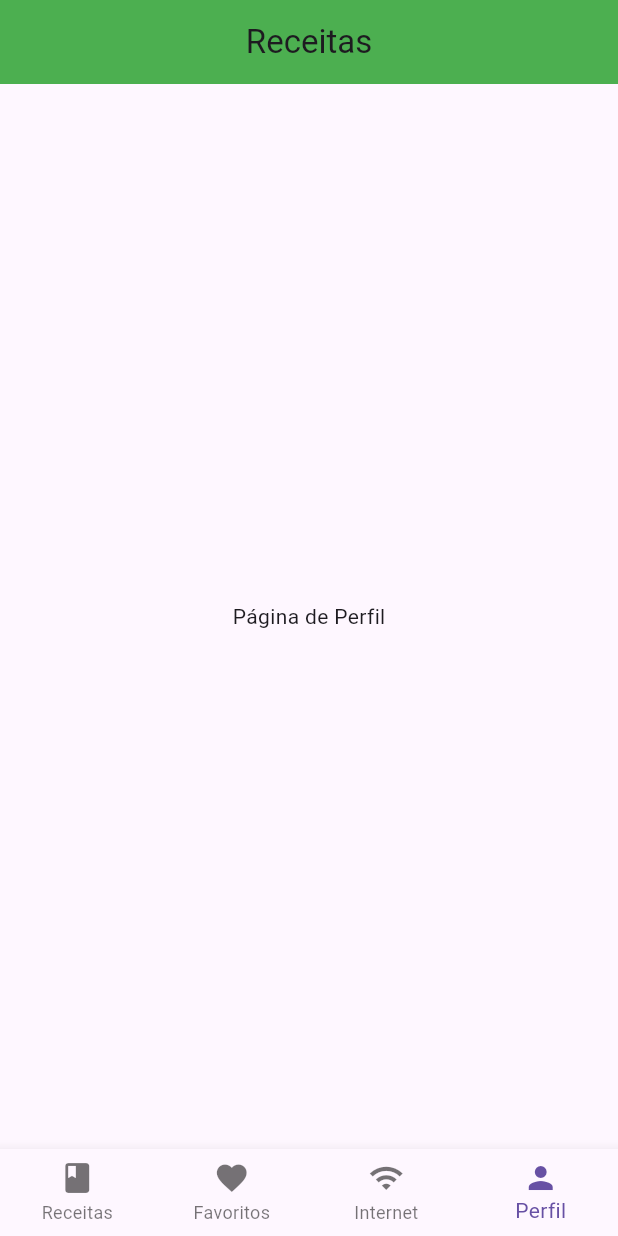
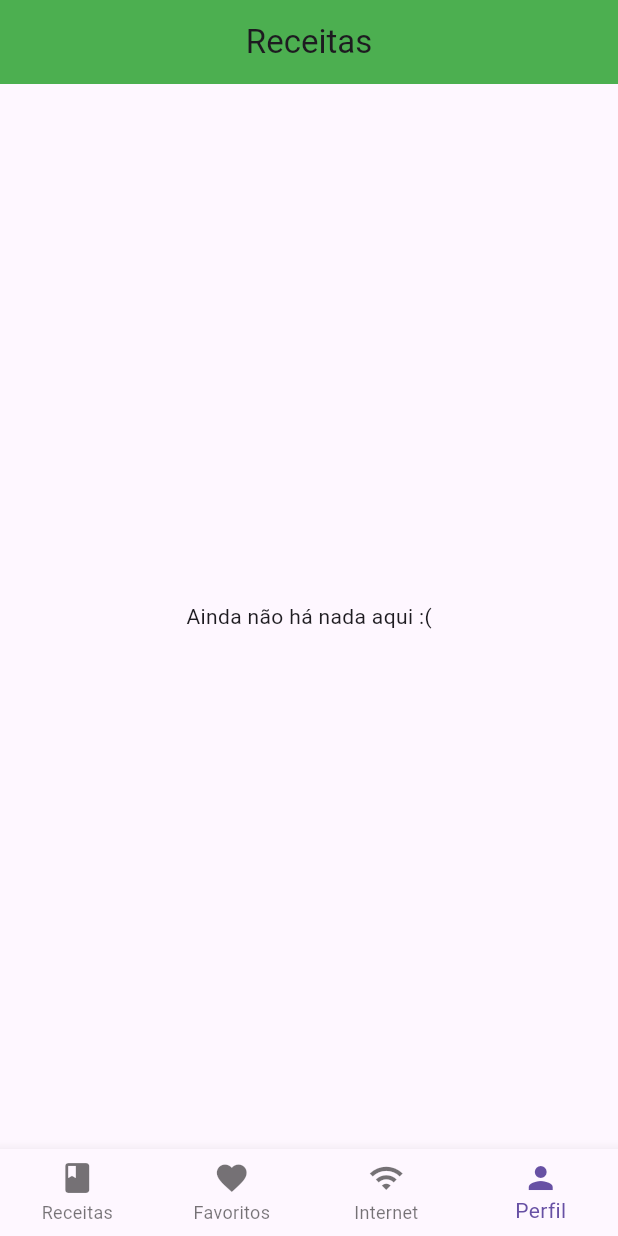
Before and after one commit to aWhiity/aplicativo_receitas, a Flutter app: the screen it shows after launch, item 4 of the bottom bar chosen, on a phone screen of 412 x 824 dp. Run offline on Flutter 3.47's test engine with Material 3 defaults, Android fonts, the light colour scheme and no system bars.

Commit message:
💄feat: estilização das mensagens de páginas vazias

```diff
--- a/lib/Pages/favoritos_page.dart
+++ b/lib/Pages/favoritos_page.dart
@@ -6,7 +6,7 @@ class PaginaFavoritos extends StatelessWidget {
   @override
   Widget build(BuildContext context) {
     return Center(
-      child: Text('Página de Favoritos'),
+      child: Text('Ainda não há nada aqui :('),
     );
   }
 }
--- a/lib/Pages/internet_page.dart
+++ b/lib/Pages/internet_page.dart
@@ -5,8 +5,6 @@ class PaginaInternet extends StatelessWidget {
 
   @override
   Widget build(BuildContext context) {
-    return Center(
-      child: Text('Página de Internet'),
-    );
+    return Center(child: Text('Ainda não há nada aqui :('));
   }
 }
--- a/lib/Pages/pagina_inicial.dart
+++ b/lib/Pages/pagina_inicial.dart
@@ -58,6 +58,6 @@ class PaginaInicialScreen extends StatelessWidget {
 
   @override
   Widget build(BuildContext context) {
-    return Center(child: Text('Página Inicial'));
+    return Center(child: Text('Ainda não há nada aqui :('));
   }
 }
--- a/lib/Pages/perfil_page.dart
+++ b/lib/Pages/perfil_page.dart
@@ -5,8 +5,6 @@ class PaginaPerfil extends StatelessWidget {
 
   @override
   Widget build(BuildContext context) {
-    return Center(
-      child: Text('Página de Perfil'),
-    );
+    return Center(child: Text('Ainda não há nada aqui :('));
   }
 }
```
